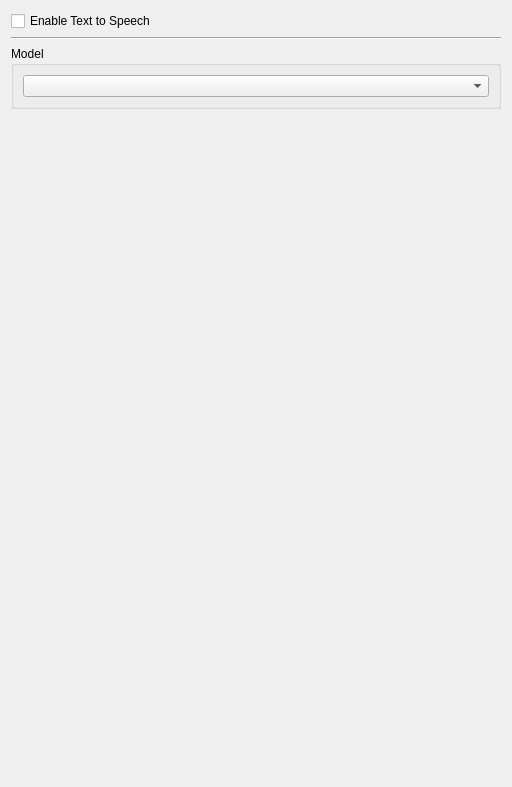
The window that src/airunner/widgets/tts/templates/tts_preferences.ui (Capsize-Games/airunner) describes before a commit, drawn with Qt 5.
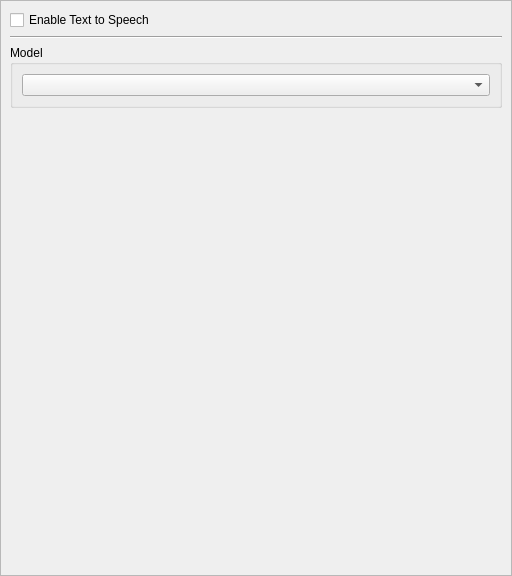
The same window after the commit. Custom widgets are drawn as their Qt base class.

Commit message: Fix TTS preferences and loading

```diff
--- a/src/airunner/widgets/tts/templates/tts_preferences.ui
+++ b/src/airunner/widgets/tts/templates/tts_preferences.ui
@@ -7,12 +7,42 @@
     <x>0</x>
     <y>0</y>
     <width>512</width>
-    <height>787</height>
+    <height>576</height>
    </rect>
   </property>
   <property name="windowTitle">
    <string>Form</string>
   </property>
+  <layout class="QGridLayout" name="gridLayout_2">
+   <property name="leftMargin">
+    <number>0</number>
+   </property>
+   <property name="topMargin">
+    <number>0</number>
+   </property>
+   <property name="rightMargin">
+    <number>0</number>
+   </property>
+   <property name="bottomMargin">
+    <number>0</number>
+   </property>
+   <property name="spacing">
+    <number>0</number>
+   </property>
+   <item row="0" column="0">
+    <widget class="QScrollArea" name="scrollArea">
+     <property name="widgetResizable">
+      <bool>true</bool>
+     </property>
+     <widget class="QWidget" name="scrollAreaWidgetContents">
+      <property name="geometry">
+       <rect>
+        <x>0</x>
+        <y>0</y>
+        <width>510</width>
+        <height>574</height>
+       </rect>
+      </property>
   <layout class="QGridLayout" name="gridLayout">
    <item row="0" column="0">
     <widget class="QCheckBox" name="enable_tts">
@@ -61,6 +91,10 @@
       </size>
      </property>
     </spacer>
+       </item>
+      </layout>
+     </widget>
+    </widget>
    </item>
   </layout>
  </widget>
```
Left out of the diff: 10 changed lines with no effect on the pictures. Lines whose indentation alone changed are shown as unchanged. The commit also changes 10 other files.
